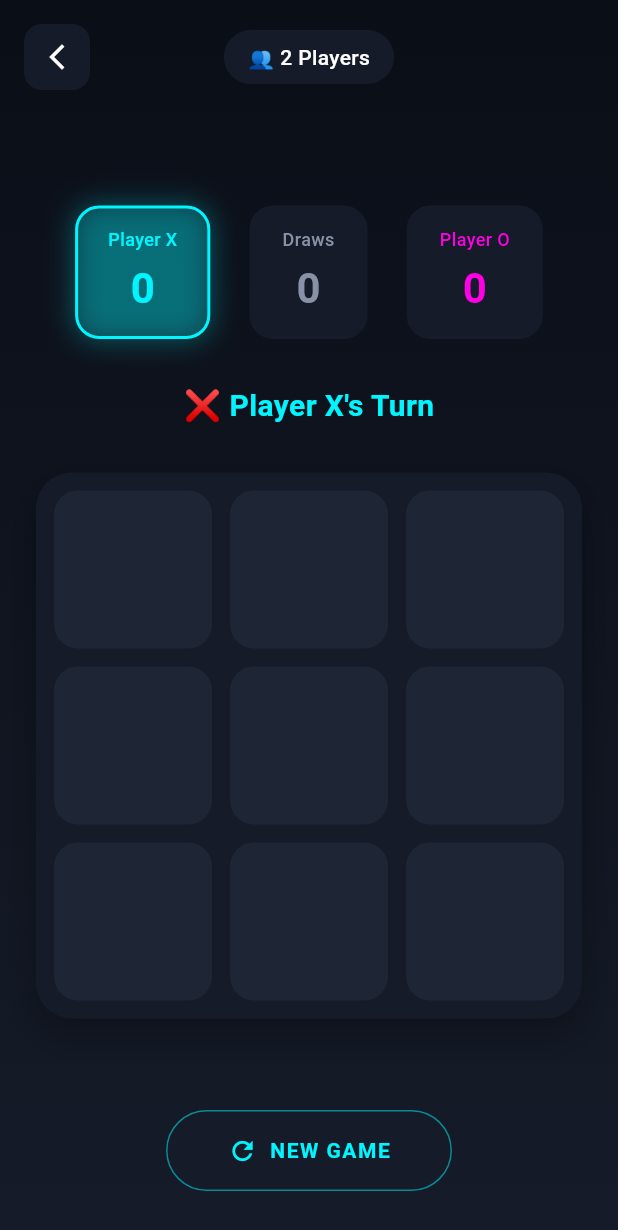
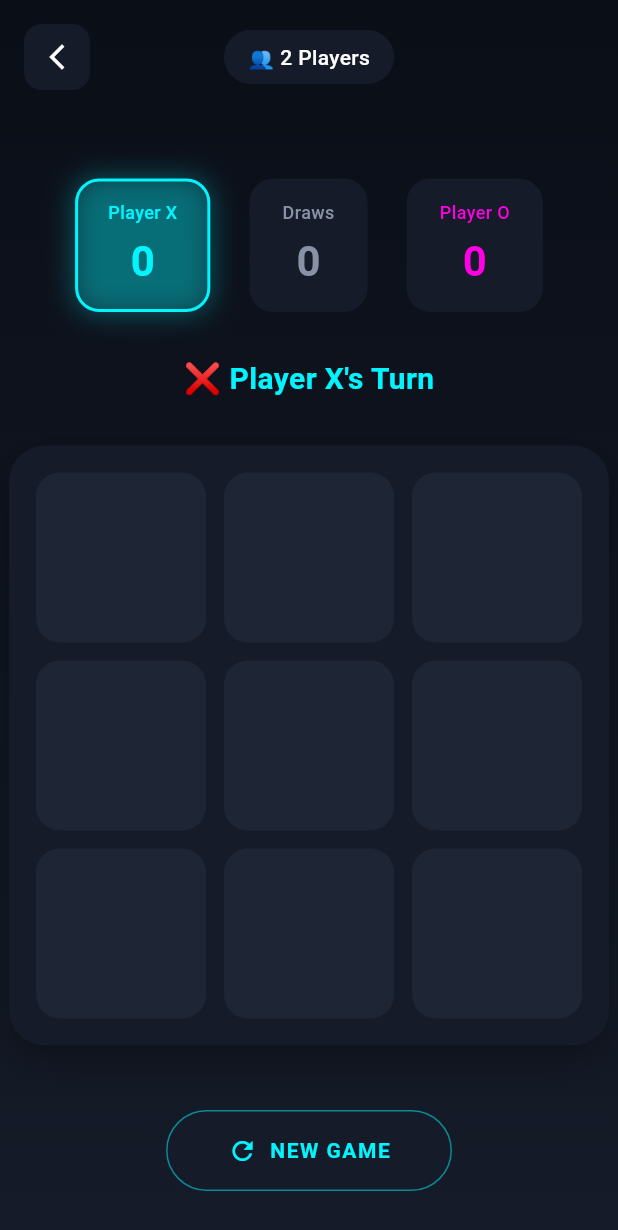
Before and after one commit to abhi9vaidya/TicTacToeFlutter, a Flutter app: the GameScreen screen opened by its route, on a phone screen of 412 x 824 dp. Shown: the top 1230 px of the screen. Run offline on Flutter 3.47's test engine with Material 3 defaults, Android fonts, the phone set to English and light mode, and no system bars.

Commit message:
fix: Improve game board layout for web - proper 3x3 grid sizing

```diff
--- a/lib/screens/game_screen.dart
+++ b/lib/screens/game_screen.dart
@@ -59,9 +59,7 @@ class _GameScreenState extends State<GameScreen> with TickerProviderStateMixin {
   Widget build(BuildContext context) {
     return Scaffold(
       body: Container(
-        decoration: const BoxDecoration(
-          gradient: AppColors.backgroundGradient,
-        ),
+        decoration: const BoxDecoration(gradient: AppColors.backgroundGradient),
         child: SafeArea(
           child: Consumer<GameProvider>(
             builder: (context, game, child) {
@@ -163,16 +161,10 @@ class _GameScreenState extends State<GameScreen> with TickerProviderStateMixin {
           color: AppColors.surface,
           borderRadius: BorderRadius.circular(12),
         ),
-        child: const Icon(
-          Icons.tune,
-          color: AppColors.textPrimary,
-          size: 20,
-        ),
+        child: const Icon(Icons.tune, color: AppColors.textPrimary, size: 20),
       ),
       color: AppColors.surface,
-      shape: RoundedRectangleBorder(
-        borderRadius: BorderRadius.circular(12),
-      ),
+      shape: RoundedRectangleBorder(borderRadius: BorderRadius.circular(12)),
       onSelected: (difficulty) => game.setDifficulty(difficulty),
       itemBuilder: (context) => [
         _buildDifficultyItem(Difficulty.easy, '😊 Easy', game.difficulty),
@@ -194,8 +186,12 @@ class _GameScreenState extends State<GameScreen> with TickerProviderStateMixin {
           Text(
             label,
             style: TextStyle(
-              color: current == value ? AppColors.primary : AppColors.textPrimary,
-              fontWeight: current == value ? FontWeight.bold : FontWeight.normal,
+              color: current == value
+                  ? AppColors.primary
+                  : AppColors.textPrimary,
+              fontWeight: current == value
+                  ? FontWeight.bold
+                  : FontWeight.normal,
             ),
           ),
           if (current == value) ...[
@@ -309,9 +305,12 @@ class _GameScreenState extends State<GameScreen> with TickerProviderStateMixin {
       if (game.gameMode == GameMode.vsAI && game.currentPlayer == Player.o) {
         message = '🤖 AI Turn';
       } else {
-        message = '${game.currentPlayer == Player.x ? '❌' : '⭕'} Player ${game.currentPlayer == Player.x ? 'X' : 'O'}\'s Turn';
+        message =
+            '${game.currentPlayer == Player.x ? '❌' : '⭕'} Player ${game.currentPlayer == Player.x ? 'X' : 'O'}\'s Turn';
       }
-      color = game.currentPlayer == Player.x ? AppColors.playerX : AppColors.playerO;
+      color = game.currentPlayer == Player.x
+          ? AppColors.playerX
+          : AppColors.playerO;
     }
 
     return AnimatedSwitcher(
@@ -331,9 +330,18 @@ class _GameScreenState extends State<GameScreen> with TickerProviderStateMixin {
   Widget _buildGameBoard(GameProvider game) {
     return ScaleTransition(
       scale: _boardScaleAnimation,
-      child: Container(
+      child: LayoutBuilder(
+        builder: (context, constraints) {
+          // Calculate board size based on available space
+          final maxSize = constraints.maxWidth < constraints.maxHeight
+              ? constraints.maxWidth
+              : constraints.maxHeight;
+          final boardSize = maxSize.clamp(200.0, 400.0);
+
+          return Container(
+            width: boardSize,
+            height: boardSize,
             padding: const EdgeInsets.all(AppSizes.gridSpacing),
-        margin: const EdgeInsets.symmetric(horizontal: AppSizes.paddingLarge),
             decoration: BoxDecoration(
               color: AppColors.surface,
               borderRadius: BorderRadius.circular(AppSizes.borderRadiusLarge),
@@ -345,26 +353,36 @@ class _GameScreenState extends State<GameScreen> with TickerProviderStateMixin {
                 ),
               ],
             ),
-        child: AspectRatio(
-          aspectRatio: 1,
             child: Stack(
               children: [
                 // Grid of tiles
-              GridView.builder(
-                physics: const NeverScrollableScrollPhysics(),
-                gridDelegate: const SliverGridDelegateWithFixedCrossAxisCount(
-                  crossAxisCount: 3,
-                  mainAxisSpacing: AppSizes.gridSpacing,
-                  crossAxisSpacing: AppSizes.gridSpacing,
+                Column(
+                  children: [
+                    for (int row = 0; row < 3; row++)
+                      Expanded(
+                        child: Row(
+                          children: [
+                            for (int col = 0; col < 3; col++)
+                              Expanded(
+                                child: Padding(
+                                  padding: const EdgeInsets.all(
+                                    AppSizes.gridSpacing / 2,
                                   ),
-                itemCount: 9,
-                itemBuilder: (context, index) {
-                  return GameTile(
-                    player: game.board[index],
-                    onTap: () => game.makeMove(index),
-                    isWinningTile: game.winningLine?.contains(index) ?? false,
-                  );
-                },
+                                  child: GameTile(
+                                    player: game.board[row * 3 + col],
+                                    onTap: () => game.makeMove(row * 3 + col),
+                                    isWinningTile:
+                                        game.winningLine?.contains(
+                                          row * 3 + col,
+                                        ) ??
+                                        false,
+                                  ),
+                                ),
+                              ),
+                          ],
+                        ),
+                      ),
+                  ],
                 ),
 
                 // Winning line overlay
@@ -372,7 +390,8 @@ class _GameScreenState extends State<GameScreen> with TickerProviderStateMixin {
                   WinningLine(winningLine: game.winningLine!),
               ],
             ),
-        ),
+          );
+        },
       ),
     );
   }
@@ -397,11 +416,7 @@ class _GameScreenState extends State<GameScreen> with TickerProviderStateMixin {
         child: Row(
           mainAxisSize: MainAxisSize.min,
           children: [
-            Icon(
-              Icons.refresh,
-              color: AppColors.primary,
-              size: 20,
-            ),
+            Icon(Icons.refresh, color: AppColors.primary, size: 20),
             const SizedBox(width: 8),
             const Text(
               'NEW GAME',
```
Lines whose indentation alone changed are shown as unchanged.
